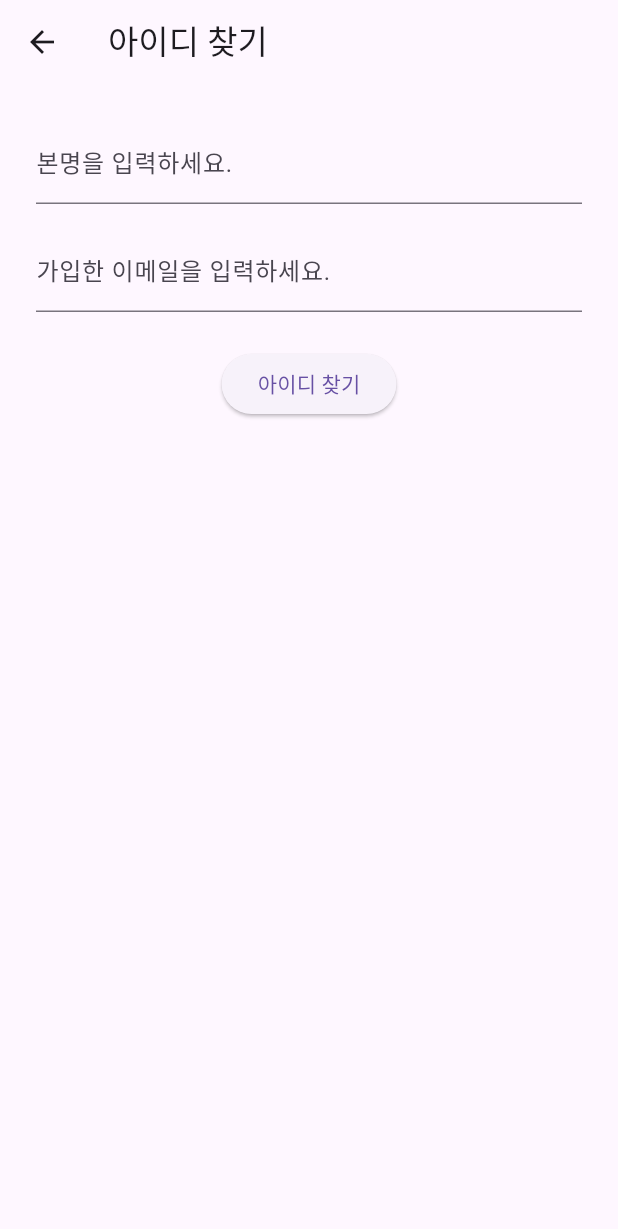
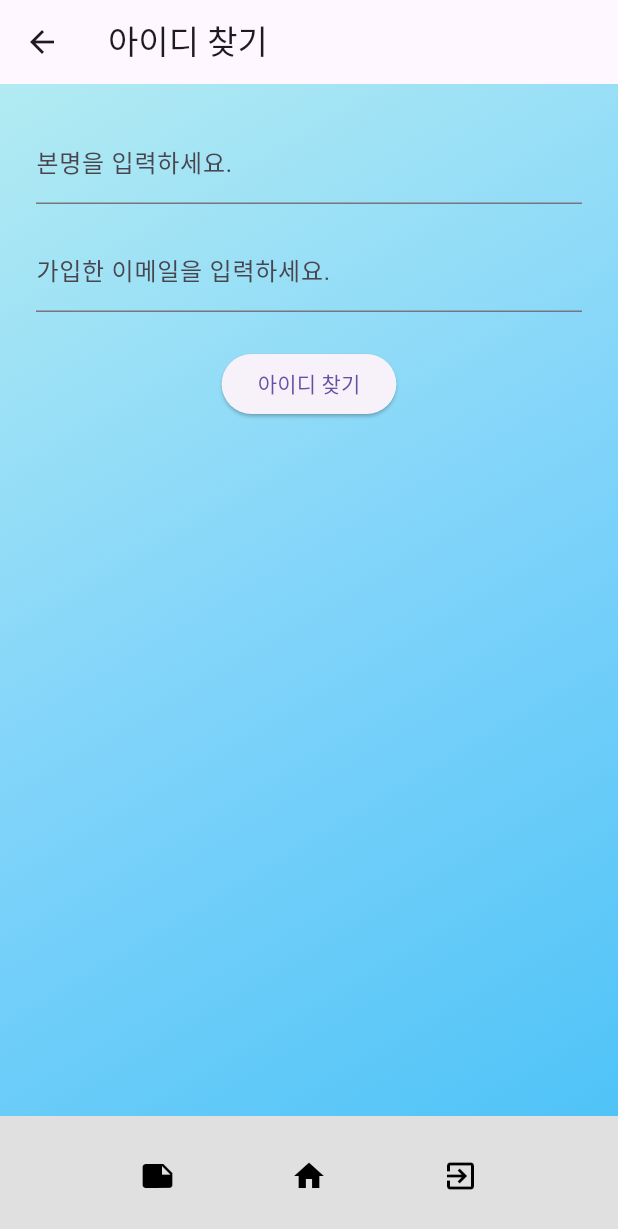
Before and after one commit to kthowns/mobile-dictionary, a Flutter app: the FindIdPage screen opened by its route, on a phone screen of 412 x 824 dp. Shown: the top 1229 px of the screen. Run offline on Flutter 3.47's test engine with Material 3 defaults, Android fonts, the phone set to English and light mode, and no system bars.

Commit message:
fix:ID찾기 화면 배경삽입 - 로그인 페이지 UI와 통일화

```diff
--- a/mobidic_flutter/lib/find_id_page.dart
+++ b/mobidic_flutter/lib/find_id_page.dart
@@ -15,7 +15,6 @@ class _FindIdPageState extends State<FindIdPage> {
     String name = nameController.text.trim();
     String email = emailController.text.trim();
 
-    // 예시: 고정된 더미 계정
     if (name == "yjs" && email == "junseok@test.com") {
       showDialog(
         context: context,
@@ -58,7 +57,21 @@ class _FindIdPageState extends State<FindIdPage> {
   Widget build(BuildContext context) {
     return Scaffold(
       appBar: AppBar(title: const Text("아이디 찾기")),
-      body: Padding(
+      body: Container(
+        width: double.infinity,
+        height: double.infinity,
+        decoration: const BoxDecoration(
+          gradient: LinearGradient(
+            colors: [
+              Color(0xFFb2ebf2),
+              Color(0xFF81d4fa),
+              Color(0xFF4fc3f7),
+            ],
+            begin: Alignment.topLeft,
+            end: Alignment.bottomRight,
+          ),
+        ),
+        child: Padding(
           padding: const EdgeInsets.all(24.0),
           child: Column(
             children: [
@@ -76,7 +89,23 @@ class _FindIdPageState extends State<FindIdPage> {
                 onPressed: tryFindId,
                 child: const Text("아이디 찾기"),
               ),
+              const SizedBox(height: 40),
             ],
+          ),
+        ),
+      ),
+      bottomNavigationBar: BottomAppBar(
+        color: Colors.grey[300],
+        child: Padding(
+          padding: const EdgeInsets.symmetric(vertical: 4.0),
+          child: Row(
+            mainAxisAlignment: MainAxisAlignment.spaceEvenly,
+            children: const [
+              Icon(Icons.note, color: Colors.black),
+              Icon(Icons.home, color: Colors.black),
+              Icon(Icons.exit_to_app, color: Colors.black),
+            ],
+          ),
         ),
       ),
     );
```
Lines whose indentation alone changed are shown as unchanged.
